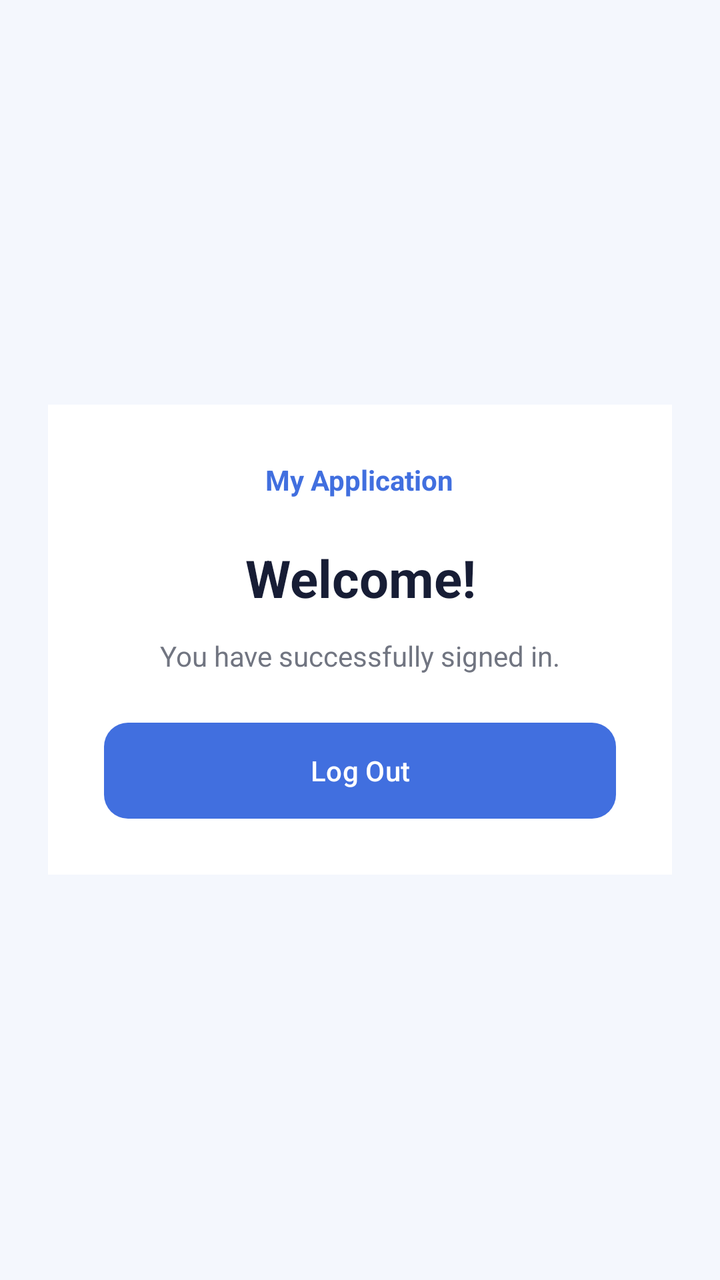
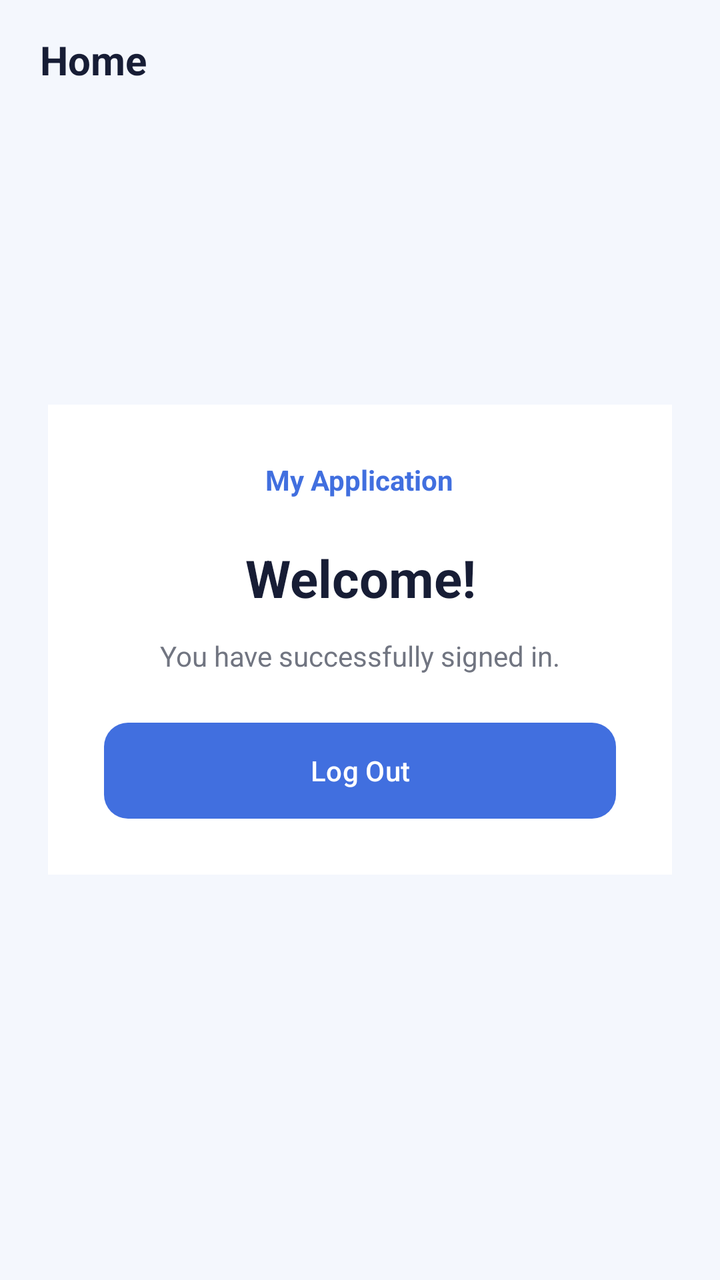

Two renders of the same Android screen: before a commit and after it. Below are the layout's source before the change and the commit's diff.
<!-- AndroidManifest.xml: application theme Theme.MyApplication -->
<!-- res/layout/activity_home.xml -->
<?xml version="1.0" encoding="utf-8"?>
<RelativeLayout
    xmlns:android="http://schemas.android.com/apk/res/android"
    android:layout_width="match_parent"
    android:layout_height="match_parent"
    android:background="@color/screen_background">

    <LinearLayout
        android:layout_width="match_parent"
        android:layout_height="wrap_content"
        android:layout_centerInParent="true"
        android:layout_margin="24dp"
        android:background="@drawable/bg_card"
        android:gravity="center"
        android:orientation="vertical"
        android:padding="28dp">

        <TextView
            android:layout_width="wrap_content"
            android:layout_height="wrap_content"
            android:text="@string/app_name"
            android:textColor="@color/primary_blue"
            android:textSize="14sp"
            android:textStyle="bold" />

        <TextView
            android:id="@+id/tvWelcome"
            android:layout_width="match_parent"
            android:layout_height="wrap_content"
            android:layout_marginTop="22dp"
            android:gravity="center"
            android:text="Welcome!"
            android:textColor="@color/dark_text"
            android:textSize="26sp"
            android:textStyle="bold" />

        <TextView
            android:layout_width="match_parent"
            android:layout_height="wrap_content"
            android:layout_marginTop="12dp"
            android:gravity="center"
            android:text="You have successfully signed in."
            android:textColor="@color/secondary_text"
            android:textSize="14sp" />

        <Button
            android:id="@+id/btnLogout"
            android:layout_width="match_parent"
            android:layout_height="48dp"
            android:layout_marginTop="24dp"
            android:background="@drawable/bg_button"
            android:backgroundTint="@null"
            android:text="Log Out"
            android:textAllCaps="false"
            android:textColor="@color/white" />

    </LinearLayout>

</RelativeLayout>
<!-- resources referenced by this layout -->
<resources>
  <color name="dark_text">#171D35</color>
  <color name="primary_blue">#416FDF</color>
  <color name="screen_background">#F4F7FD</color>
  <color name="secondary_text">#717581</color>
  <color name="white">#FFFFFF</color>
  <!-- drawable bg_button (drawable) -->
  <?xml version="1.0" encoding="utf-8"?>
  <shape xmlns:android="http://schemas.android.com/apk/res/android">
      <solid android:color="@color/primary_blue" />
      <corners android:radius="12dp" />
  </shape>
  <!-- drawable bg_card (drawable) -->
  <?xml version="1.0" encoding="utf-8"?>
  <shape xmlns:android="http://schemas.android.com/apk/res/android">
      <solid android:color="@color/white" />
  </shape>
  <string name="app_name">My Application</string>
  <style name="Theme.MyApplication" parent="Base.Theme.MyApplication" />
  <style name="Base.Theme.MyApplication" parent="Theme.Material3.DayNight.NoActionBar">
  
          <item name="colorPrimary">#416FDF</item>
          <item name="colorSecondary">#416FDF</item>
          <item name="colorTertiary">#416FDF</item>
  
      </style>
</resources>

<!-- the commit's change to res/layout/activity_home.xml (unified diff, before → after) -->
@@ -1,9 +1,24 @@
 <?xml version="1.0" encoding="utf-8"?>
-<RelativeLayout
-    xmlns:android="http://schemas.android.com/apk/res/android"
+<RelativeLayout xmlns:android="http://schemas.android.com/apk/res/android"
     android:layout_width="match_parent"
     android:layout_height="match_parent"
+    xmlns:app="http://schemas.android.com/apk/res-auto"
     android:background="@color/screen_background">
+
+    <androidx.appcompat.widget.Toolbar
+        android:id="@+id/homeToolbar"
+        android:layout_width="match_parent"
+        android:layout_height="60dp"
+        android:layout_alignParentTop="true"
+        android:background="#F4F7FD"
+        android:elevation="2dp"
+        android:paddingStart="16dp"
+        android:paddingEnd="8dp"
+        android:theme="@style/HomePopupTheme"
+        app:popupTheme="@style/HomePopupTheme"
+        app:title="Home"
+        app:titleTextAppearance="@style/HomeToolbarTitle"
+        app:titleTextColor="#171D35" />
 
     <LinearLayout
         android:layout_width="match_parent"
<!-- resource entries referenced after the edit -->
@@ -17,12 +17,28 @@
       <solid android:color="@color/white" />
   </shape>
   <string name="app_name">My Application</string>
+  <style name="HomePopupTheme" parent="ThemeOverlay.AppCompat.Light">
+          <item name="android:colorBackground">#FFFFFF</item>
+          <item name="android:colorBackgroundFloating">#FFFFFF</item>
+          <item name="android:popupBackground">#FFFFFF</item>
+          <item name="android:textColorPrimary">#171D35</item>
+          <item name="android:textColor">#171D35</item>
+          <item name="colorSurface">#FFFFFF</item>
+          <item name="colorOnSurface">#171D35</item>
+      </style>
+  <style name="HomeToolbarTitle" parent="TextAppearance.Widget.AppCompat.Toolbar.Title">
+          <item name="android:textSize">20sp</item>
+          <item name="android:textStyle">bold</item>
+          <item name="android:fontFamily">sans</item>
+          <item name="android:textColor">#171D35</item>
+      </style>
   <style name="Theme.MyApplication" parent="Base.Theme.MyApplication" />
-  <style name="Base.Theme.MyApplication" parent="Theme.Material3.DayNight.NoActionBar">
+  <style name="Base.Theme.MyApplication" parent="Theme.Material3.Light.NoActionBar">
   
           <item name="colorPrimary">#416FDF</item>
           <item name="colorSecondary">#416FDF</item>
           <item name="colorTertiary">#416FDF</item>
+          <item name="android:windowLightStatusBar">true</item>
   
       </style>
 </resources>
